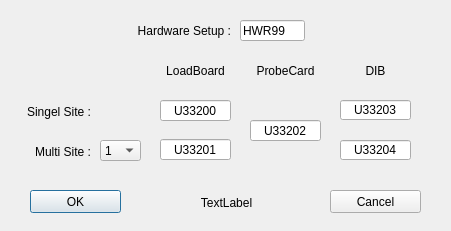
Before: the Qt Designer form src/ATE/org/actions/new/hardwaresetup/NewHardwaresetupWizard.ui in goanpeca/ATE.org, drawn with Qt 5.
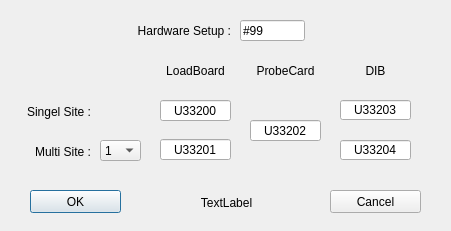
After: the same form once the commit is applied.

The edit to the form file:
```diff
--- a/src/ATE/org/actions/new/hardwaresetup/NewHardwaresetupWizard.ui
+++ b/src/ATE/org/actions/new/hardwaresetup/NewHardwaresetupWizard.ui
@@ -361,7 +361,7 @@
     </size>
    </property>
    <property name="text">
-    <string>HWR99</string>
+    <string>#99</string>
    </property>
   </widget>
  </widget>
```
